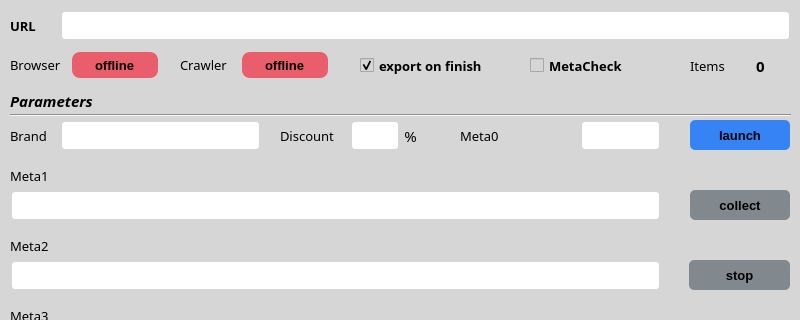
Above: gui/ui_resources/atcrawl_crawler_ui.ui from kosazna/atcrawl before the change; both pictures show x 0 to 800 and y 0 to 320 of the 800 by 600 pixel window. Below: the same form after it.
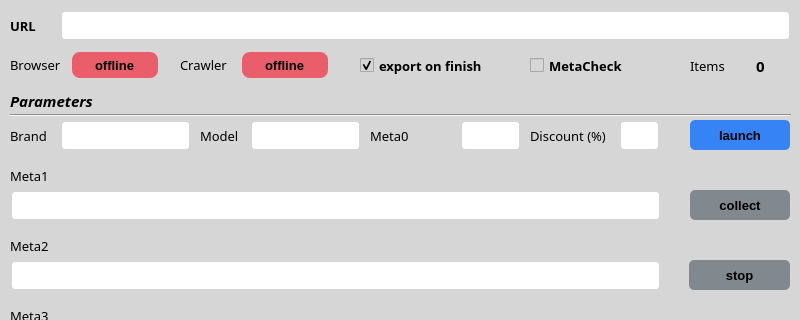
That is the form after the change.

```diff
--- a/gui/ui_resources/atcrawl_crawler_ui.ui
+++ b/gui/ui_resources/atcrawl_crawler_ui.ui
@@ -101,7 +101,7 @@
      <rect>
       <x>10</x>
       <y>120</y>
-      <width>81</width>
+      <width>51</width>
       <height>31</height>
      </rect>
     </property>
@@ -223,7 +223,7 @@
      <rect>
       <x>60</x>
       <y>120</y>
-      <width>201</width>
+      <width>131</width>
       <height>31</height>
      </rect>
     </property>
@@ -247,9 +247,9 @@
    <widget class="QLabel" name="label_discount">
     <property name="geometry">
      <rect>
-      <x>280</x>
+      <x>530</x>
       <y>120</y>
-      <width>71</width>
+      <width>81</width>
       <height>31</height>
      </rect>
     </property>
@@ -266,15 +266,15 @@
      <string notr="true"/>
     </property>
     <property name="text">
-     <string>Discount</string>
+     <string>Discount (%)</string>
     </property>
    </widget>
    <widget class="QLineEdit" name="in_discount">
     <property name="geometry">
      <rect>
-      <x>350</x>
+      <x>619</x>
       <y>120</y>
-      <width>50</width>
+      <width>41</width>
       <height>31</height>
      </rect>
     </property>
@@ -295,34 +295,6 @@
      <string/>
     </property>
    </widget>
-   <widget class="QLabel" name="label_pct">
-    <property name="geometry">
-     <rect>
-      <x>400</x>
-      <y>120</y>
-      <width>21</width>
-      <height>31</height>
-     </rect>
-    </property>
-    <property name="font">
-     <font>
-      <family>Century Gothic</family>
-      <pointsize>11</pointsize>
-      <weight>50</weight>
-      <italic>false</italic>
-      <bold>false</bold>
-     </font>
-    </property>
-    <property name="styleSheet">
-     <string notr="true"/>
-    </property>
-    <property name="text">
-     <string>%</string>
-    </property>
-    <property name="alignment">
-     <set>Qt::AlignCenter</set>
-    </property>
-   </widget>
    <widget class="QLineEdit" name="in_folder">
     <property name="geometry">
      <rect>
@@ -951,9 +923,9 @@
    <widget class="QLabel" name="label_meta0">
     <property name="geometry">
      <rect>
-      <x>460</x>
+      <x>370</x>
       <y>120</y>
-      <width>101</width>
+      <width>91</width>
       <height>31</height>
      </rect>
     </property>
@@ -976,9 +948,9 @@
    <widget class="QLineEdit" name="in_meta0">
     <property name="geometry">
      <rect>
-      <x>580</x>
+      <x>460</x>
       <y>120</y>
-      <width>81</width>
+      <width>61</width>
       <height>31</height>
      </rect>
     </property>
@@ -1105,6 +1077,57 @@
      <bool>false</bool>
     </property>
    </widget>
+   <widget class="QLineEdit" name="in_model">
+    <property name="geometry">
+     <rect>
+      <x>250</x>
+      <y>120</y>
+      <width>111</width>
+      <height>31</height>
+     </rect>
+    </property>
+    <property name="font">
+     <font>
+      <family>Segoe UI</family>
+      <pointsize>10</pointsize>
+     </font>
+    </property>
+    <property name="styleSheet">
+     <string notr="true">background-color: rgb(255, 255, 255);
+border-width:4px;
+border-color:black;
+border-style:offset;
+border-radius:5px;</string>
+    </property>
+    <property name="text">
+     <string/>
+    </property>
+   </widget>
+   <widget class="QLabel" name="label_model">
+    <property name="geometry">
+     <rect>
+      <x>200</x>
+      <y>120</y>
+      <width>51</width>
+      <height>31</height>
+     </rect>
+    </property>
+    <property name="font">
+     <font>
+      <family>Century Gothic</family>
+      <pointsize>10</pointsize>
+      <weight>50</weight>
+      <italic>false</italic>
+      <bold>false</bold>
+     </font>
+    </property>
+    <property name="styleSheet">
+     <string notr="true"/>
+    </property>
+    <property name="text">
+     <string>Model</string>
+    </property>
+   </widget>
   </widget>
   <widget class="QStatusBar" name="statusbar"/>
  </widget>
```
Left out of the diff: 3 changed lines with no effect on the pictures.
